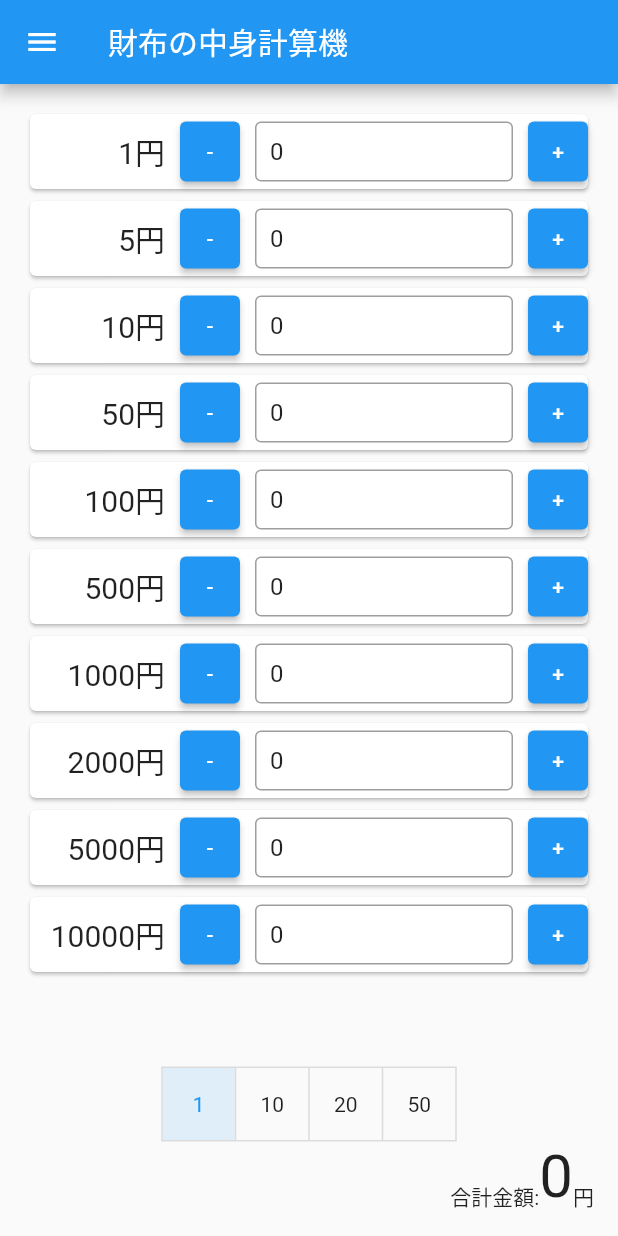
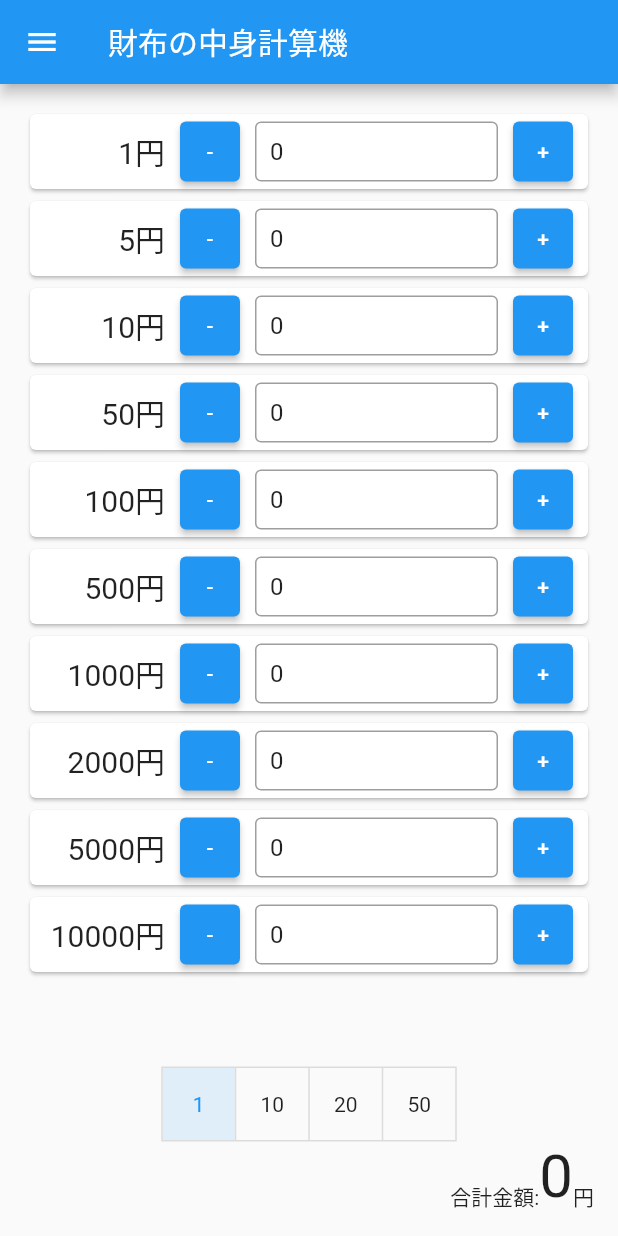
Before and after one commit to yuchan2215/FlutterMoneyCalculator, a Flutter app: the screen it shows after launch, on a phone screen of 412 x 824 dp. Run offline on Flutter 3.47's test engine with Material 2 defaults, Android fonts, the phone set to English and light mode, and no system bars; our stand-ins replace package_info_plus.

Commit message:
[change] 右側の余白を追加

```diff
--- a/lib/views/widgets/mainPage/inputItem.dart
+++ b/lib/views/widgets/mainPage/inputItem.dart
@@ -110,7 +110,8 @@ class InputItem extends StatelessWidget {
               onButtonPressed(index, 1);
             },
             child: const Text("+", textAlign: TextAlign.center),
-          ))
+          )),
+      const SizedBox(width: 10.0),
     ]);
   }
 }
```
